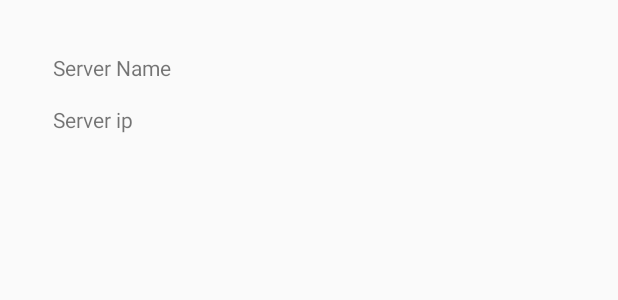
After one commit to BlayckPanthers/UMTZ, an Android app: the layout server_layout.xml on its own in the app's theme, with its tools: preview values and no code run, on a phone screen of 412 x 824 dp. The commit adds this screen. Shown: the top 300 px of the screen. Run offline under Robolectric (Android 15) with nearby library versions, the phone set to English and light mode, and no system bars.

Commit message:
Rename Activity_server.xml -> server_layout.xml

```diff
--- a/app/src/main/java/com/ingesup/docblayck/umtz/InfrastructureAdapter.java
+++ b/app/src/main/java/com/ingesup/docblayck/umtz/InfrastructureAdapter.java
@@ -50,9 +50,15 @@ public class InfrastructureAdapter extends ArrayAdapter<Infrastructure> {
         convertView.setOnClickListener(new View.OnClickListener() {
             @Override
             public void onClick(View view) {
+                Toast.makeText(getContext(), Server.getServer_status()
+                        , Toast.LENGTH_SHORT).show();
+
                 Intent itemIntent = new Intent(getContext(), ServerActivity.class);
                 itemIntent.putExtra("server_parcelable_extra",Server);
                 getContext().startActivity(itemIntent);
+
+
+
             }
         });
 
--- a/app/src/main/res/layout/infrastructure_single_layout.xml
+++ b/app/src/main/res/layout/infrastructure_single_layout.xml
@@ -15,7 +15,7 @@
             android:layout_width="wrap_content"
             android:layout_height="wrap_content"
             android:textSize="20dp"
-            android:text="@string/server_name" />
+            android:text="@string/infrastructure_textview_name" />
 
         <TextView
             android:id="@+id/infrastructure_server_ip"
@@ -23,7 +23,7 @@
             android:layout_height="wrap_content"
             android:textSize="18dp"
             android:layout_below="@+id/infrastructure_server_name"
-            android:text="@string/server_ip" />
+            android:text="@string/infrastructure_textview_ip" />
 
     </LinearLayout>
 
--- /dev/null
+++ b/app/src/main/res/layout/server_layout.xml
@@ -0,0 +1,69 @@
+<?xml version="1.0" encoding="utf-8"?>
+<RelativeLayout xmlns:android="http://schemas.android.com/apk/res/android"
+    xmlns:app="http://schemas.android.com/apk/res-auto"
+    xmlns:tools="http://schemas.android.com/tools"
+    android:orientation="vertical" android:layout_width="match_parent"
+    android:layout_height="match_parent">
+
+    <LinearLayout
+        android:layout_height="match_parent"
+        android:layout_width="match_parent"
+        android:layout_margin="35dip"
+        android:orientation="vertical"
+        tools:layout_editor_absoluteY="8dp"
+        tools:layout_editor_absoluteX="8dp">
+
+
+        <TextView
+            android:id="@+id/server_name_detail"
+            android:layout_width="wrap_content"
+            android:layout_height="wrap_content"
+            android:text="@string/server_textview_name"
+            />
+
+
+
+        <TextView
+            android:id="@+id/server_ip_detail"
+            android:layout_width="match_parent"
+            android:layout_height="270dp"
+            android:text="@string/server_textview_ip"
+            android:maxHeight="250dp"
+            android:paddingTop="15dp"
+            />
+
+       <!-- <Button
+            android:layout_width="match_parent"
+            android:layout_height="wrap_content"
+            android:text="@string/server_button_start"
+            android:textColor="@color/colorWhite"
+            android:backgroundTint="@color/colorStartButton"
+            />
+
+        <Button
+            android:layout_width="match_parent"
+            android:layout_height="wrap_content"
+            android:text="@string/server_button_restart"
+            android:textColor="@color/colorWhite"
+            android:backgroundTint="@color/colorStartButton"
+            />
+
+        <Button
+            android:layout_width="match_parent"
+            android:layout_height="wrap_content"
+            android:text="@string/server_button_stop"
+            android:textColor="@color/colorWhite"
+            android:backgroundTint="@color/colorStopButton"
+            /> -->
+
+    </LinearLayout>
+
+    <ImageView
+        android:id="@+id/server_status_detail"
+        android:layout_width="25dp"
+        android:layout_height="25dp"
+        android:layout_alignParentTop="true"
+        android:layout_alignParentRight="true"
+        android:layout_margin="35dip"
+        />
+</RelativeLayout>
--- a/app/src/main/res/values/colors.xml
+++ b/app/src/main/res/values/colors.xml
@@ -3,4 +3,7 @@
     <color name="colorPrimary">#3F51B5</color>
     <color name="colorPrimaryDark">#303F9F</color>
     <color name="colorAccent">#FF4081</color>
+    <color name="colorStopButton">#F00</color>
+    <color name="colorWhite">#FFFFFF</color>
+    <color name="colorStartButton">#00cc00</color>
 </resources>
--- a/app/src/main/res/values/strings.xml
+++ b/app/src/main/res/values/strings.xml
@@ -1,8 +1,11 @@
 <resources>
     <string name="app_name">UMTZ</string>
-    <string name="server_name">Server Name</string>
-    <string name="server_ip">Server IP</string>
-    <string name="server_name_detail">Server Name</string>
-    <string name="server_ip_detail">Server ip</string>
+    <string name="infrastructure_textview_name">Server Name</string>
+    <string name="infrastructure_textview_ip">Server IP</string>
+    <string name="server_textview_name">Server Name</string>
+    <string name="server_textview_ip">Server ip</string>
+    <string name="server_button_start">Start</string>
+    <string name="server_button_stop">Stop</string>
+    <string name="server_button_restart">Restart</string>
 
 </resources>
```
Also changed, not shown: app/src/main/java/com/ingesup/docblayck/umtz/ServerActivity.java (+7 -8 lines), app/src/main/res/layout/activity_server.xml (deleted, +0 -23 lines).
